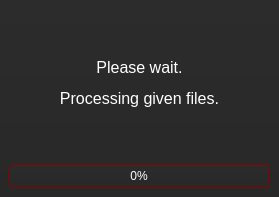
Before: the Qt Designer form src/View/WaitWindow/waitwindow.ui in Flone-dnb/BloodyPlayer, drawn with Qt 5.
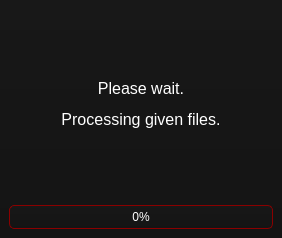
After: the same form once the commit is applied.

The edit to the form file:
```diff
--- a/src/View/WaitWindow/waitwindow.ui
+++ b/src/View/WaitWindow/waitwindow.ui
@@ -6,15 +6,15 @@
    <rect>
     <x>0</x>
     <y>0</y>
-    <width>279</width>
-    <height>197</height>
+    <width>282</width>
+    <height>238</height>
    </rect>
   </property>
   <property name="windowTitle">
    <string>Bloody Player</string>
   </property>
   <property name="styleSheet">
-   <string notr="true">background-color: qlineargradient(spread:pad, x1:0.5, y1:1, x2:0.5, y2:0, stop:0 rgba(40, 40, 40, 255), stop:1 rgba(44, 44, 44, 255));
+   <string notr="true">background-color: qlineargradient(spread:pad, x1:0.5, y1:1, x2:0.5, y2:0, stop:0 rgba(20, 20, 20, 255), stop:1 rgba(24, 24, 24, 255));
 
 color: white;
 
@@ -42,6 +42,9 @@
       <property name="alignment">
        <set>Qt::AlignCenter</set>
       </property>
+      <property name="wordWrap">
+       <bool>true</bool>
+      </property>
      </widget>
     </item>
     <item>
```
Left out of the diff: 2 changed lines with no effect on the pictures.
